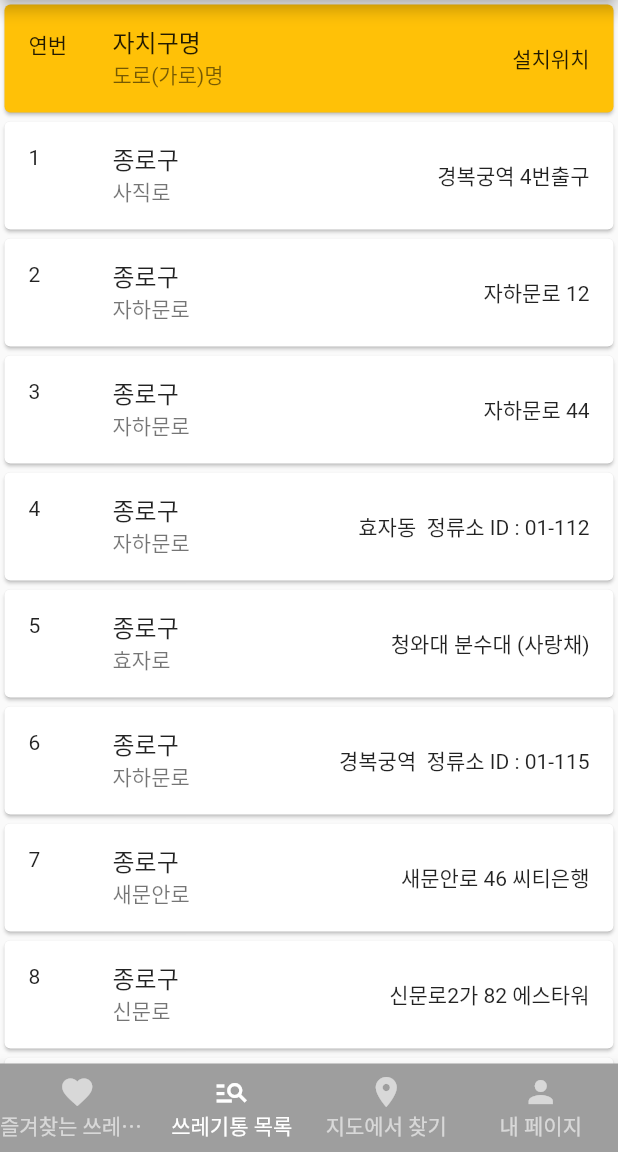
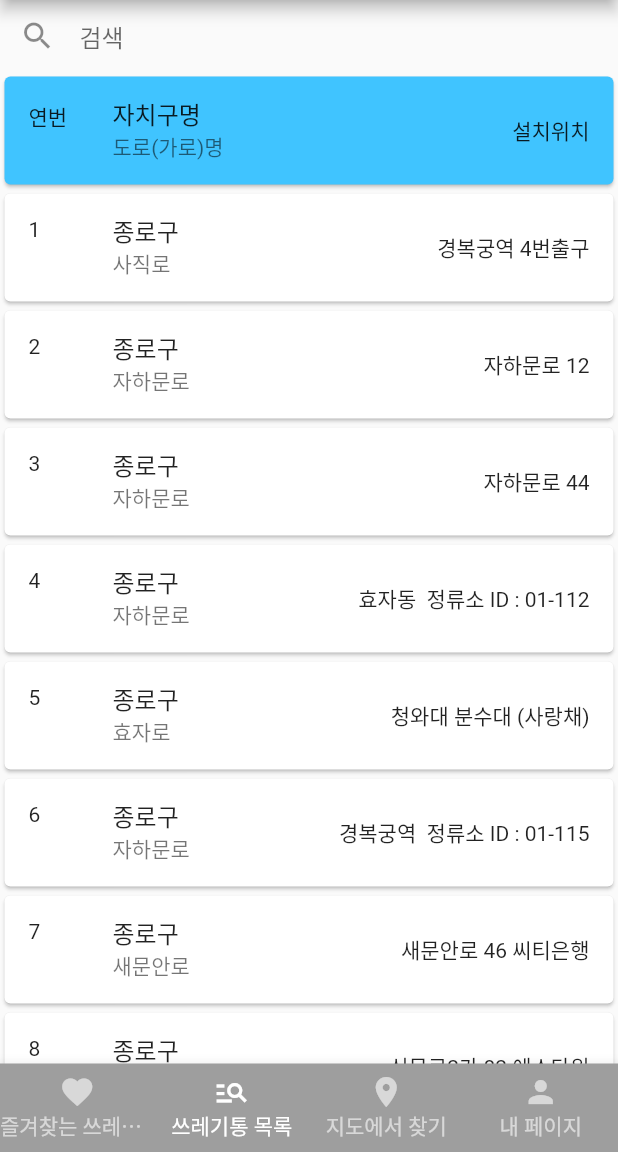
Before and after one commit to c0510gy/TrashApp, a Flutter app: the screen it shows after launch, item 2 of the bottom bar chosen, on a phone screen of 412 x 824 dp, the part 84-1236 px from its top. Run offline on Flutter 3.47's test engine with Material 2 defaults, Android fonts, the phone set to English and light mode, and no system bars; our stand-ins replace csv.

Commit message:
feat: implement simple search

```diff
--- a/trash_app_project/lib/trashcanlist.dart
+++ b/trash_app_project/lib/trashcanlist.dart
@@ -8,37 +8,63 @@ class TrashCanListPage extends StatefulWidget {
 }
 
 class _TrashCanListPage extends State<TrashCanListPage> {
-
-  List<List<dynamic>> _data = [];
+  List<List<dynamic>> _trashCans = [];
+  List<List<dynamic>> _trashCansOnList = [];
 
   void _loadCSV() async {
     final _rawData = await rootBundle.loadString("assets/trashcanlist.csv");
-    List<List<dynamic>> _listData = const CsvToListConverter().convert(_rawData);
+    _trashCans = const CsvToListConverter().convert(_rawData);
     setState(() {
-      _data = _listData;
+      _trashCansOnList = _trashCans;
     });
   }
 
-  _TrashCanListPage(){
+  _TrashCanListPage() {
     _loadCSV();
   }
 
   @override
   Widget build(BuildContext context) {
-    return ListView.builder(
-        itemCount: _data.length,
+    return Column(children: <Widget>[
+      TextField(
+        keyboardType: TextInputType.text,
+        onChanged: (text) {
+          List<List<dynamic>> newData = [
+            _trashCans[0],
+            ..._trashCans
+                .sublist(1)
+                .where((row) =>
+                    '${row[1]}${row[2]}${row[3]}'.toString().contains(text))
+                .toList()
+          ];
+          setState(() {
+            _trashCansOnList = newData;
+          });
+        },
+        decoration: InputDecoration(
+            hintText: '검색',
+            border: InputBorder.none,
+            icon: Padding(
+                padding: EdgeInsets.only(left: 13), child: Icon(Icons.search))),
+      ),
+      Expanded(
+          child: ListView.builder(
+        itemCount: _trashCansOnList.length,
         itemBuilder: (_, index) {
           return Card(
             margin: const EdgeInsets.all(3),
-            color: index == 0 ? Colors.amber : Colors.white,
+            color: index == 0 ? Colors.lightBlueAccent : Colors.white,
             child: ListTile(
-              leading: Text(_data[index][0].toString()),
-              title: Text(_data[index][1]),
-              subtitle: Text(_data[index][2].toString().replaceAll('\n', ' ')),
-              trailing: Text(_data[index][3].toString().replaceAll('\n', ' ')),
+              leading: Text(_trashCansOnList[index][0].toString()),
+              title: Text(_trashCansOnList[index][1]),
+              subtitle: Text(
+                  _trashCansOnList[index][2].toString().replaceAll('\n', ' ')),
+              trailing: Text(
+                  _trashCansOnList[index][3].toString().replaceAll('\n', ' ')),
             ),
           );
         },
-      );
+      )),
+    ]);
   }
 }
```
